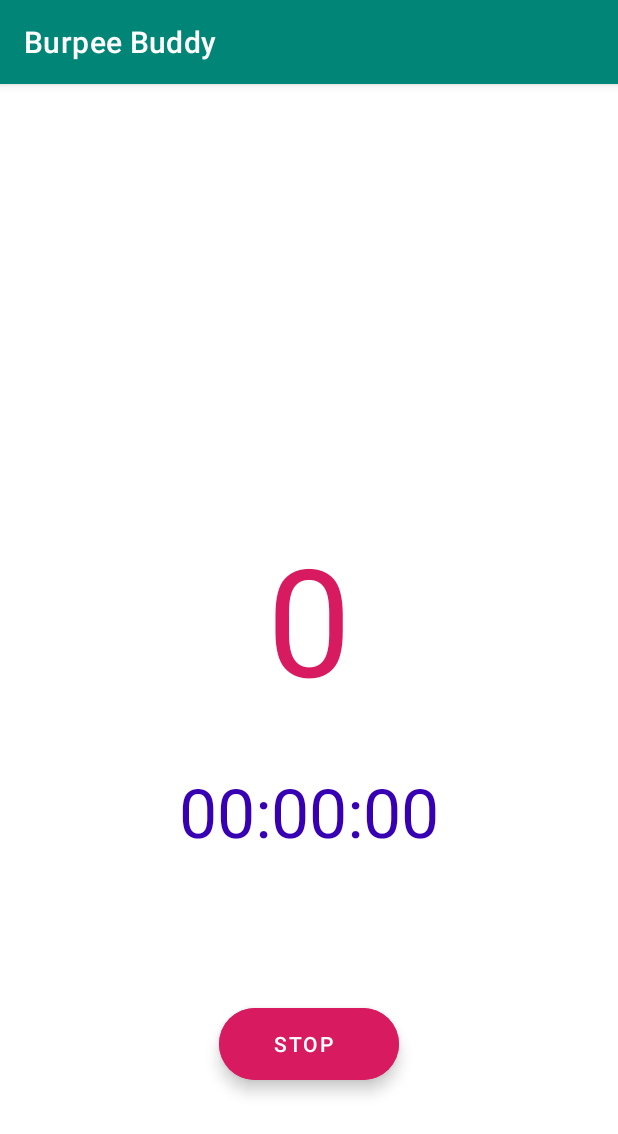
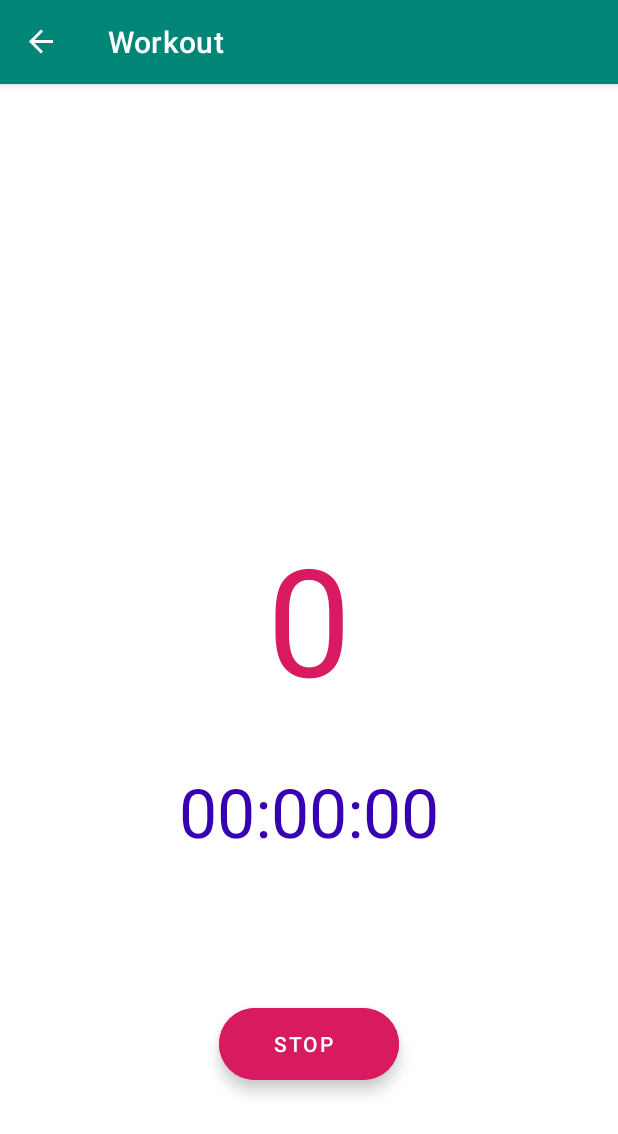
Before and after one commit to krmax44/burpee-buddy, an Android app: the WorkoutFragment screen opened through its navigation route, on a phone screen of 412 x 824 dp. Shown: the top 1134 px of the screen. Run offline under Robolectric (Android 15) with nearby library versions, the phone set to English and light mode, and no system bars; our stand-ins replace EventBus, navigation-ui.

Commit message:
toolbar: change title based on current fragment

```diff
--- a/app/src/main/java/com/apps/adrcotfas/burpeebuddy/main/MainActivity.java
+++ b/app/src/main/java/com/apps/adrcotfas/burpeebuddy/main/MainActivity.java
@@ -22,6 +22,7 @@ public class MainActivity extends AppCompatActivity {
         NavHostFragment navHostFragment = (NavHostFragment) getSupportFragmentManager().findFragmentById(R.id.nav_host_fragment);
         if (navHostFragment != null) {
             NavigationUI.setupWithNavController(navView, navHostFragment.getNavController());
+            NavigationUI.setupActionBarWithNavController(this, navHostFragment.getNavController());
         }
     }
 
--- a/app/src/main/res/navigation/navigation_graph.xml
+++ b/app/src/main/res/navigation/navigation_graph.xml
@@ -8,7 +8,7 @@
     <fragment
         android:id="@+id/mainFragment"
         android:name="com.apps.adrcotfas.burpeebuddy.main.MainFragment"
-        android:label="fragment_main"
+        android:label="@string/title_main"
         tools:layout="@layout/fragment_main">
         <action
             android:id="@+id/action_main_to_workout"
@@ -22,7 +22,7 @@
     <fragment
         android:id="@+id/workoutFragment"
         android:name="com.apps.adrcotfas.burpeebuddy.workout.WorkoutFragment"
-        android:label="fragment_workout"
+        android:label="@string/title_workout"
         tools:layout="@layout/fragment_workout">
         <action
             android:id="@+id/action_workout_finished"
@@ -32,15 +32,15 @@
     <fragment
         android:id="@+id/myProfileFragment"
         android:name="com.apps.adrcotfas.burpeebuddy.myprofile.MyProfileFragment"
-        android:label="fragment_my_profile"
+        android:label="@string/title_me"
         tools:layout="@layout/fragment_my_profile" />
     <fragment
         android:id="@+id/settingsFragment"
         android:name="com.apps.adrcotfas.burpeebuddy.settings.SettingsFragment"
-        android:label="fragment_settings" />
+        android:label="@string/title_settings" />
     <fragment
         android:id="@+id/leaderboardFragment"
         android:name="com.apps.adrcotfas.burpeebuddy.leaderboard.LeaderboardFragment"
-        android:label="fragment_leaderboard"
+        android:label="@string/title_leaderboard"
         tools:layout="@layout/fragment_leaderboard" />
 </navigation>
--- a/app/src/main/res/values/strings.xml
+++ b/app/src/main/res/values/strings.xml
@@ -3,4 +3,9 @@
     <string name="implementation_not_ready">This feature is coming soon.</string>
     <string name="snack_avoid_clicks">Lock your phone when working out to avoid accidental clicks.</string>
     <string name="action_stop">STOP</string>
+    <string name="title_settings">Settings</string>
+    <string name="title_leaderboard">Leaderboard</string>
+    <string name="title_me">Me</string>
+    <string name="title_workout">Workout</string>
+    <string name="title_main">Burpee buddy</string>
 </resources>
```
